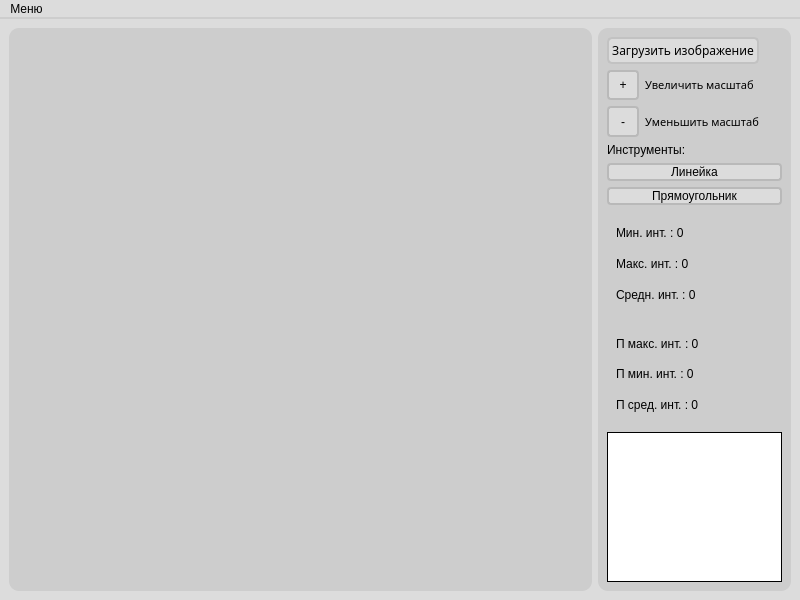
Before: the Qt Designer form mainwindow.ui in s1kko1337/myProject, drawn with Qt 5.
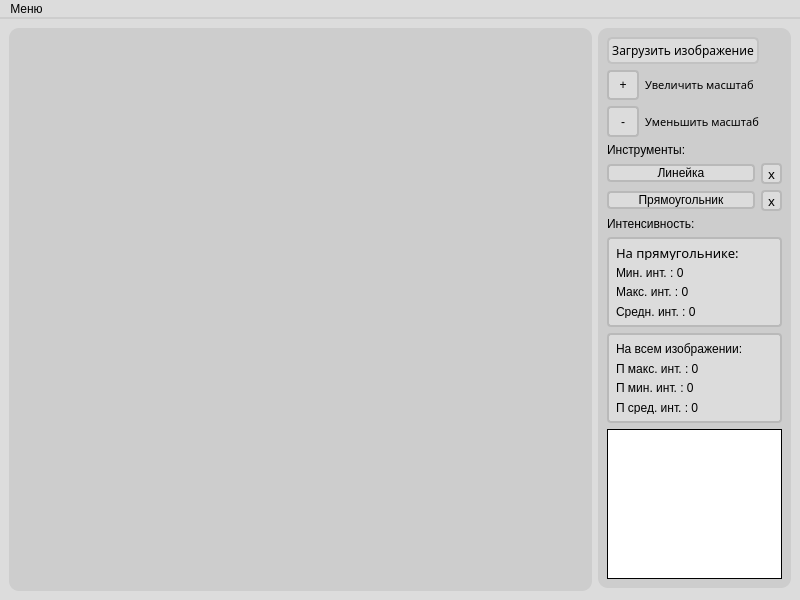
After: the same form once the commit is applied.

The edit to the form file:
```diff
--- a/mainwindow.ui
+++ b/mainwindow.ui
@@ -42,8 +42,26 @@
     </item>
     <item>
      <layout class="QVBoxLayout" name="verticalLayout">
-      <item alignment="Qt::AlignHCenter">
+      <property name="sizeConstraint">
+       <enum>QLayout::SetDefaultConstraint</enum>
+      </property>
+      <item alignment="Qt::AlignRight|Qt::AlignTop">
        <widget class="QFrame" name="frame">
+        <property name="sizePolicy">
+         <sizepolicy hsizetype="Preferred" vsizetype="Preferred">
+          <horstretch>0</horstretch>
+          <verstretch>0</verstretch>
+         </sizepolicy>
+        </property>
+        <property name="maximumSize">
+         <size>
+          <width>16777215</width>
+          <height>16777215</height>
+         </size>
+        </property>
+        <property name="layoutDirection">
+         <enum>Qt::LeftToRight</enum>
+        </property>
         <property name="styleSheet">
          <string notr="true">font: 10pt &quot;Sans Serif&quot;;
 border-radius:10px;
@@ -169,6 +187,11 @@
             </layout>
            </item>
            <item>
+            <layout class="QVBoxLayout" name="mainInstruments">
+             <property name="topMargin">
+              <number>0</number>
+             </property>
+             <item>
             <widget class="QLabel" name="label">
              <property name="text">
               <string>Инструменты:</string>
@@ -176,11 +199,11 @@
             </widget>
            </item>
            <item>
-            <layout class="QVBoxLayout" name="mainInstruments">
+              <layout class="QGridLayout" name="gridLayout">
              <property name="topMargin">
               <number>0</number>
              </property>
-             <item>
+               <item row="1" column="0">
               <widget class="QPushButton" name="rulerButton">
                <property name="styleSheet">
                 <string notr="true">background:rgb(220,220,220);
@@ -192,7 +215,7 @@
                </property>
               </widget>
              </item>
-             <item>
+               <item row="2" column="0">
               <widget class="QPushButton" name="rectButton">
                <property name="styleSheet">
                 <string notr="true">background:rgb(220,220,220);
@@ -204,18 +227,151 @@
                </property>
               </widget>
              </item>
+               <item row="1" column="1">
+                <widget class="QPushButton" name="delRuler">
+                 <property name="minimumSize">
+                  <size>
+                   <width>21</width>
+                   <height>21</height>
+                  </size>
+                 </property>
+                 <property name="maximumSize">
+                  <size>
+                   <width>21</width>
+                   <height>21</height>
+                  </size>
+                 </property>
+                 <property name="font">
+                  <font>
+                   <family>Sans Serif</family>
+                   <pointsize>10</pointsize>
+                   <weight>50</weight>
+                   <italic>false</italic>
+                   <bold>false</bold>
+                  </font>
+                 </property>
+                 <property name="styleSheet">
+                  <string notr="true">background:rgb(220,220,220);
+border:2px solid rgb(185,185,185);
+border-radius: 4px;</string>
+                 </property>
+                 <property name="text">
+                  <string>x</string>
+                 </property>
+                </widget>
+               </item>
+               <item row="2" column="1">
+                <widget class="QPushButton" name="delRect">
+                 <property name="minimumSize">
+                  <size>
+                   <width>21</width>
+                   <height>21</height>
+                  </size>
+                 </property>
+                 <property name="maximumSize">
+                  <size>
+                   <width>21</width>
+                   <height>21</height>
+                  </size>
+                 </property>
+                 <property name="font">
+                  <font>
+                   <family>Sans Serif</family>
+                   <pointsize>10</pointsize>
+                   <weight>50</weight>
+                   <italic>false</italic>
+                   <bold>false</bold>
+                  </font>
+                 </property>
+                 <property name="styleSheet">
+                  <string notr="true">background:rgb(220,220,220);
+border:2px solid rgb(185,185,185);
+border-radius: 4px;
+</string>
+                 </property>
+                 <property name="text">
+                  <string>x</string>
+                 </property>
+                </widget>
+               </item>
+              </layout>
+             </item>
             </layout>
            </item>
           </layout>
          </item>
          <item>
+          <layout class="QGridLayout" name="mainIntens">
+           <property name="topMargin">
+            <number>0</number>
+           </property>
+           <property name="bottomMargin">
+            <number>0</number>
+           </property>
+           <item row="1" column="0">
           <widget class="QWidget" name="RectIntens" native="true">
+             <property name="sizePolicy">
+              <sizepolicy hsizetype="Fixed" vsizetype="Fixed">
+               <horstretch>0</horstretch>
+               <verstretch>0</verstretch>
+              </sizepolicy>
+             </property>
+             <property name="minimumSize">
+              <size>
+               <width>175</width>
+               <height>90</height>
+              </size>
+             </property>
+             <property name="maximumSize">
+              <size>
+               <width>150</width>
+               <height>90</height>
+              </size>
+             </property>
            <property name="styleSheet">
-            <string notr="true"/>
+              <string notr="true">background:rgb(220,220,220);
+border:2px solid rgb(185,185,185);
+border-radius: 4px;</string>
            </property>
            <layout class="QVBoxLayout" name="verticalLayout_4">
+              <item>
+               <widget class="QLabel" name="intTypeRECT">
+                <property name="font">
+                 <font>
+                  <family>Sans Serif</family>
+                  <pointsize>10</pointsize>
+                  <weight>50</weight>
+                  <italic>false</italic>
+                  <bold>false</bold>
+                 </font>
+                </property>
+                <property name="styleSheet">
+                 <string notr="true">border:none;
+border-radius: none;</string>
+                </property>
+                <property name="text">
+                 <string>На прямугольнике:</string>
+                </property>
+               </widget>
+              </item>
             <item>
              <widget class="QLabel" name="minLabel">
+                <property name="sizePolicy">
+                 <sizepolicy hsizetype="MinimumExpanding" vsizetype="MinimumExpanding">
+                  <horstretch>0</horstretch>
+                  <verstretch>0</verstretch>
+                 </sizepolicy>
+                </property>
+                <property name="minimumSize">
+                 <size>
+                  <width>0</width>
+                  <height>0</height>
+                 </size>
+                </property>
+                <property name="styleSheet">
+                 <string notr="true">border:none;
+border-radius: none;</string>
+                </property>
               <property name="text">
                <string>Мин. инт. : 0</string>
               </property>
@@ -223,6 +379,16 @@
             </item>
             <item>
              <widget class="QLabel" name="maxLabel">
+                <property name="sizePolicy">
+                 <sizepolicy hsizetype="MinimumExpanding" vsizetype="MinimumExpanding">
+                  <horstretch>0</horstretch>
+                  <verstretch>0</verstretch>
+                 </sizepolicy>
+                </property>
+                <property name="styleSheet">
+                 <string notr="true">border:none;
+border-radius: none;</string>
+                </property>
               <property name="text">
                <string>Макс. инт. : 0</string>
               </property>
@@ -230,6 +396,16 @@
             </item>
             <item>
              <widget class="QLabel" name="avgLabel">
+                <property name="sizePolicy">
+                 <sizepolicy hsizetype="MinimumExpanding" vsizetype="MinimumExpanding">
+                  <horstretch>0</horstretch>
+                  <verstretch>0</verstretch>
+                 </sizepolicy>
+                </property>
+                <property name="styleSheet">
+                 <string notr="true">border:none;
+border-radius: none;</string>
+                </property>
               <property name="text">
                <string>Средн. инт. : 0</string>
               </property>
@@ -238,11 +414,53 @@
            </layout>
           </widget>
          </item>
-         <item>
+           <item row="3" column="0">
           <widget class="QWidget" name="allPngIntens" native="true">
+             <property name="minimumSize">
+              <size>
+               <width>175</width>
+               <height>90</height>
+              </size>
+             </property>
+             <property name="maximumSize">
+              <size>
+               <width>175</width>
+               <height>90</height>
+              </size>
+             </property>
+             <property name="font">
+              <font>
+               <family>Sans Serif</family>
+               <pointsize>10</pointsize>
+               <weight>50</weight>
+               <italic>false</italic>
+               <bold>false</bold>
+               <underline>false</underline>
+              </font>
+             </property>
+             <property name="styleSheet">
+              <string notr="true">background:rgb(220,220,220);
+border:2px solid rgb(185,185,185);
+border-radius: 4px;</string>
+             </property>
            <layout class="QVBoxLayout" name="verticalLayout_5">
+              <item>
+               <widget class="QLabel" name="intTypeALL">
+                <property name="styleSheet">
+                 <string notr="true">border:none;
+border-radius: none;</string>
+                </property>
+                <property name="text">
+                 <string>На всем изображении:</string>
+                </property>
+               </widget>
+              </item>
             <item>
              <widget class="QLabel" name="minAllLabel">
+                <property name="styleSheet">
+                 <string notr="true">border:none;
+border-radius: none;</string>
+                </property>
               <property name="text">
                <string>П макс. инт. : 0</string>
               </property>
@@ -250,6 +468,10 @@
             </item>
             <item>
              <widget class="QLabel" name="maxAllLabel">
+                <property name="styleSheet">
+                 <string notr="true">border:none;
+border-radius: none;</string>
+                </property>
               <property name="text">
                <string>П мин. инт. : 0</string>
               </property>
@@ -257,6 +479,10 @@
             </item>
             <item>
              <widget class="QLabel" name="avgAllLabel">
+                <property name="styleSheet">
+                 <string notr="true">border:none;
+border-radius: none;</string>
+                </property>
               <property name="text">
                <string>П сред. инт. : 0</string>
               </property>
@@ -265,6 +491,15 @@
            </layout>
           </widget>
          </item>
+           <item row="0" column="0">
+            <widget class="QLabel" name="label_2">
+             <property name="text">
+              <string>Интенсивность:</string>
+             </property>
+            </widget>
+           </item>
+          </layout>
+         </item>
          <item>
           <widget class="QTextEdit" name="logTextEd">
            <property name="maximumSize">
```
Left out of the diff: 6 changed lines with no effect on the pictures. Lines whose indentation alone changed are shown as unchanged.
